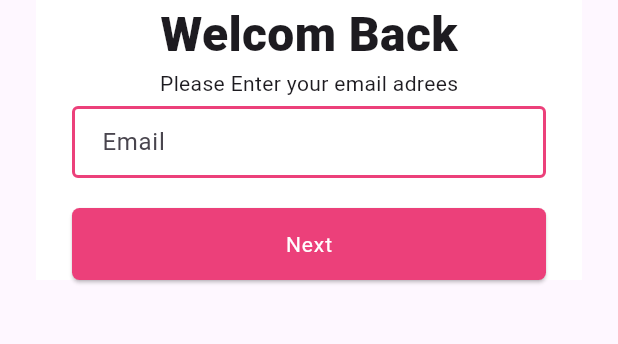
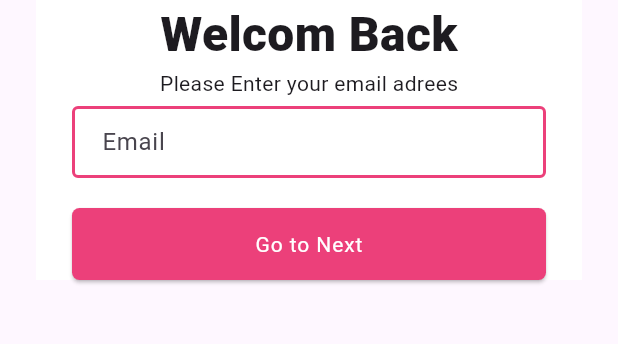
Before and after one commit to JamilHossain01/craftyBay, a Flutter app: the screen it shows after launch, on a phone screen of 412 x 824 dp, the part 518-862 px from its top. Run offline on Flutter 3.47's test engine with Material 3 defaults, Android fonts, the light colour scheme and no system bars; our stand-ins replace get, pin_code_fields.

Commit message:
text commit

```diff
--- a/lib/presentation/ui/screens/email_screen.dart
+++ b/lib/presentation/ui/screens/email_screen.dart
@@ -59,7 +59,7 @@ class _VeriFyScreenState extends State<VeriFyScreen> {
                       child: const Padding(
                         padding: EdgeInsets.symmetric(vertical: 8),
                         child: Text(
-                          'Next',
+                          'Go to Next',
                           style: TextStyle(color: Colors.white),
                         ),
                       ),
```
